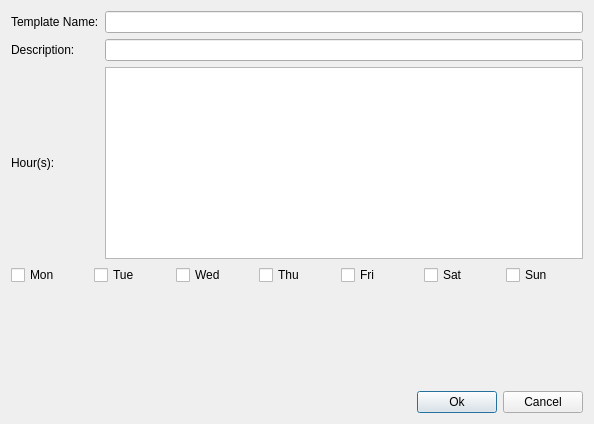
The window that template_dialog.ui (pgathogo/auto-scheduler) describes before a commit, drawn with Qt 5.
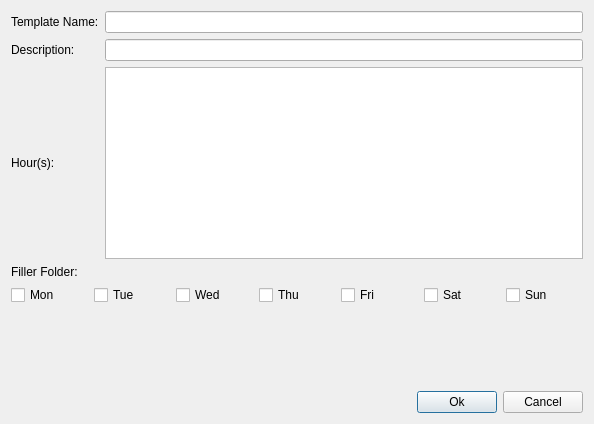
The same window after the commit.

Diff of the .ui file:
```diff
--- a/template_dialog.ui
+++ b/template_dialog.ui
@@ -53,6 +53,13 @@
        </property>
       </widget>
      </item>
+     <item row="3" column="0">
+      <widget class="QLabel" name="label_4">
+       <property name="text">
+        <string>Filler Folder:</string>
+       </property>
+      </widget>
+     </item>
     </layout>
    </item>
    <item>
```
Left out of the diff: 8 changed lines with no effect on the pictures.
